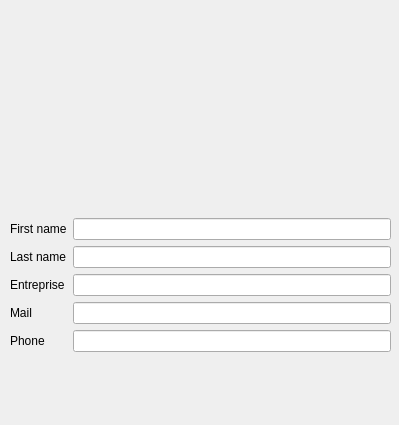
The window that Projet/View/infocontact.ui (KieceDonc/L3_CDAA) describes before a commit, drawn with Qt 5.
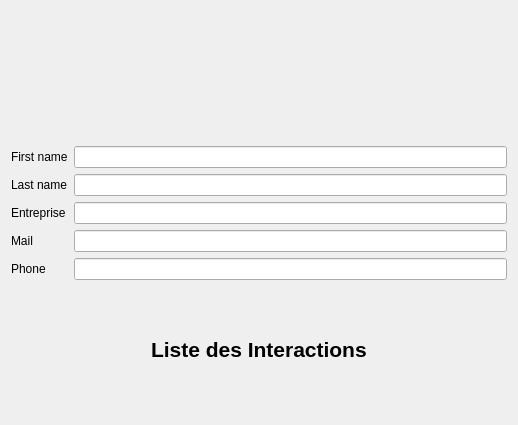
The same window after the commit.

What changed in the file:
```diff
--- a/Projet/View/infocontact.ui
+++ b/Projet/View/infocontact.ui
@@ -9,22 +9,15 @@
    <rect>
     <x>0</x>
     <y>0</y>
-    <width>399</width>
+    <width>518</width>
     <height>425</height>
    </rect>
   </property>
   <property name="windowTitle">
    <string>Form</string>
   </property>
-  <widget class="QWidget" name="verticalLayoutWidget">
-   <property name="geometry">
-    <rect>
-     <x>10</x>
-     <y>10</y>
-     <width>381</width>
-     <height>409</height>
-    </rect>
-   </property>
+  <layout class="QGridLayout" name="gridLayout">
+   <item row="0" column="0">
    <layout class="QVBoxLayout" name="verticalLayout">
     <item>
      <widget class="QLabel" name="labelPhoto">
@@ -87,11 +80,32 @@
       </item>
      </layout>
     </item>
+     <item alignment="Qt::AlignHCenter|Qt::AlignVCenter">
+      <widget class="QLabel" name="label_i">
+       <property name="minimumSize">
+        <size>
+         <width>0</width>
+         <height>119</height>
+        </size>
+       </property>
+       <property name="font">
+        <font>
+         <pointsize>16</pointsize>
+         <weight>75</weight>
+         <bold>true</bold>
+        </font>
+       </property>
+       <property name="text">
+        <string>Liste des Interactions</string>
+       </property>
+      </widget>
+     </item>
     <item>
      <layout class="QVBoxLayout" name="interactionLayout"/>
     </item>
    </layout>
-  </widget>
+   </item>
+  </layout>
  </widget>
  <resources/>
  <connections/>
```
Lines whose indentation alone changed are shown as unchanged.
